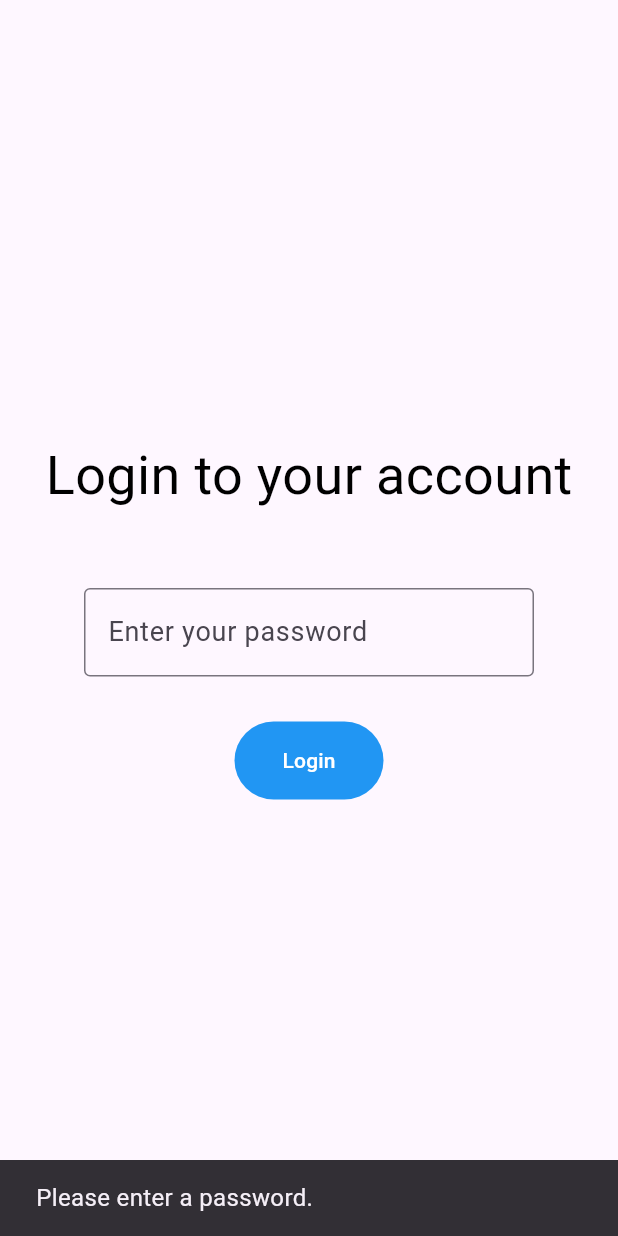
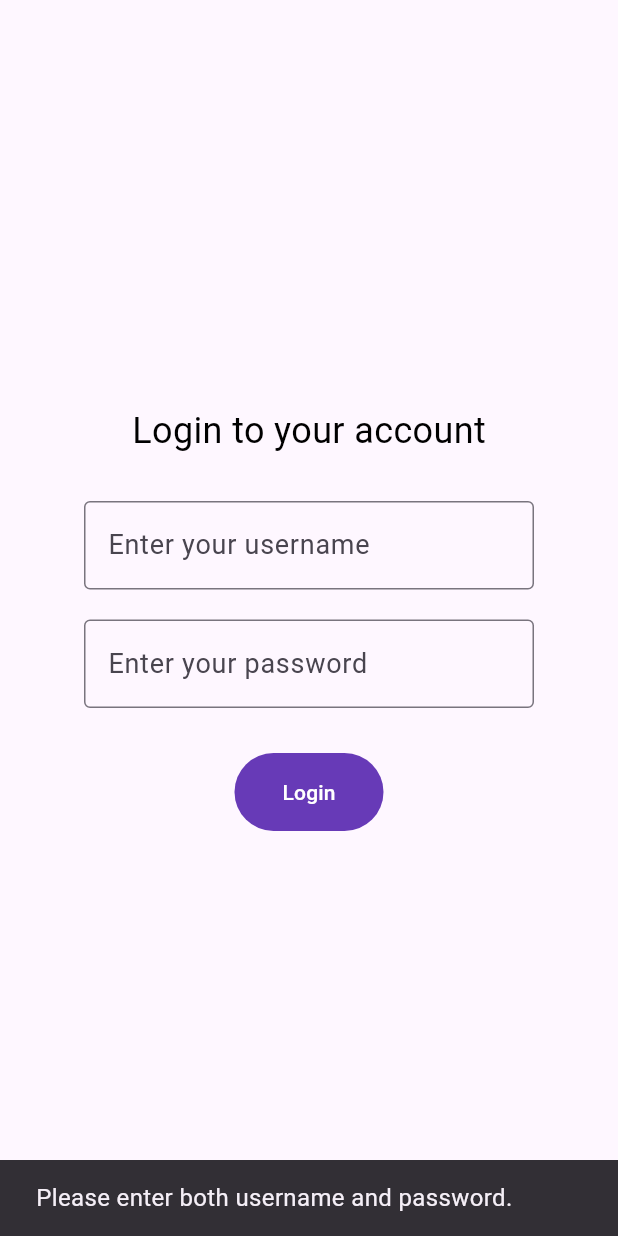
Before and after one commit to aymenG/Management-System, a Flutter app: the screen it shows after launch, after a tap on "Login", on a phone screen of 412 x 824 dp. Run offline on Flutter 3.47's test engine with Material 3 defaults, Android fonts, the phone set to English and light mode, and no system bars; our stand-ins replace sqflite_common_ffi; accounts and stored records are empty.

Commit message:
adjust login form and add database helper

```diff
--- a/lib/main.dart
+++ b/lib/main.dart
@@ -9,7 +9,7 @@ import 'dart:io';
 import 'views/LoginForm.dart';
 
 void main() {
-   if (defaultTargetPlatform == TargetPlatform.windows ||
+  if (defaultTargetPlatform == TargetPlatform.windows ||
       defaultTargetPlatform == TargetPlatform.linux ||
       defaultTargetPlatform == TargetPlatform.macOS) {
     sqfliteFfiInit();
@@ -34,9 +34,7 @@ class MainApp extends StatelessWidget {
           bodyLarge: TextStyle(fontSize: 18, color: Colors.black),
         ),
       ),
-      home: Scaffold(
-        body: loginFormWidget(passwordController: _passwordController),
-      ),
+      home: Scaffold(body: LoginFormWidget()),
     );
   }
 }
--- a/lib/views/LoginForm.dart
+++ b/lib/views/LoginForm.dart
@@ -1,15 +1,58 @@
 import 'dart:convert';
-
 import 'package:crypto/crypto.dart';
 import 'package:flutter/material.dart';
+import 'database_helper.dart';
 
-class loginFormWidget extends StatelessWidget {
-  const loginFormWidget({
-    super.key,
-    required TextEditingController passwordController,
-  }) : _passwordController = passwordController;
+class LoginFormWidget extends StatefulWidget {
+  const LoginFormWidget({super.key});
 
-  final TextEditingController _passwordController;
+  @override
+  State<LoginFormWidget> createState() => _LoginFormWidgetState();
+}
+
+class _LoginFormWidgetState extends State<LoginFormWidget> {
+  final _usernameController = TextEditingController();
+  final _passwordController = TextEditingController();
+  final _dbHelper = DatabaseHelper();
+
+  void _handleLogin() async {
+    final username = _usernameController.text.trim();
+    final rawPassword = _passwordController.text;
+
+    if (username.isEmpty || rawPassword.isEmpty) {
+      ScaffoldMessenger.of(context).showSnackBar(
+        const SnackBar(content: Text('Please enter both username and password.')),
+      );
+      return;
+    }
+
+    final hashedPassword = _hashPassword(rawPassword);
+
+    final user = await _dbHelper.getUserByUsername(username);
+    if (user == null) {
+      ScaffoldMessenger.of(context).showSnackBar(
+        const SnackBar(content: Text('User not found.')),
+      );
+      return;
+    }
+
+    if (user['hashed_password'] == hashedPassword) {
+      ScaffoldMessenger.of(context).showSnackBar(
+        SnackBar(content: Text('Welcome, $username!')),
+      );
+      // Navigate to another screen or update the state
+    } else {
+      ScaffoldMessenger.of(context).showSnackBar(
+        const SnackBar(content: Text('Incorrect password.')),
+      );
+    }
+  }
+
+  String _hashPassword(String password) {
+    final bytes = utf8.encode(password);
+    final digest = sha256.convert(bytes);
+    return digest.toString();
+  }
 
   @override
   Widget build(BuildContext context) {
@@ -18,16 +61,30 @@ class loginFormWidget extends StatelessWidget {
       alignment: Alignment.center,
       child: Column(
         mainAxisAlignment: MainAxisAlignment.center,
-        crossAxisAlignment: CrossAxisAlignment.center,
         children: [
-          const Text('Login to your account', style: TextStyle(fontSize: 36)),
+          const Text('Login to your account', style: TextStyle(fontSize: 24)),
+          const SizedBox(height: 30),
 
-          const SizedBox(height: 50),
+          // Username field
+          SizedBox(
+            width: 300,
+            child: TextField(
+              controller: _usernameController,
+              decoration: const InputDecoration(
+                border: OutlineInputBorder(),
+                labelText: 'Enter your username',
+              ),
+            ),
+          ),
+
+          const SizedBox(height: 20),
+
+          // Password field
           SizedBox(
             width: 300,
             child: TextField(
               controller: _passwordController,
-              decoration: InputDecoration(
+              decoration: const InputDecoration(
                 border: OutlineInputBorder(),
                 labelText: 'Enter your password',
               ),
@@ -36,45 +93,16 @@ class loginFormWidget extends StatelessWidget {
               autocorrect: false,
             ),
           ),
+
           const SizedBox(height: 30),
 
           TextButton(
             style: TextButton.styleFrom(
-              backgroundColor: Colors.blue,
+              backgroundColor: Colors.deepPurple,
               foregroundColor: Colors.white,
               padding: const EdgeInsets.symmetric(horizontal: 32, vertical: 16),
             ),
-            onPressed: () async {
-              String rawPassword = _passwordController.text;
-
-              if (rawPassword.isEmpty) {
-                print('Password field is empty. Not hashing.');
-                ScaffoldMessenger.of(context).showSnackBar(
-                  const SnackBar(content: Text('Please enter a password.')),
-                );
-                return;
-              }
-
-              // Convert the password string to a list of bytes
-              var bytes = utf8.encode(rawPassword); // data being hashed
-
-              // Hash the bytes using SHA-256
-              var digest = sha256.convert(bytes);
-
-              // Get the hash as a hexadecimal string
-              String hashedPassword = digest.toString();
-
-              // Print the hashed password to the console
-              print('Original password (not printed directly): [Hidden]');
-              print('Hashed password (SHA-256): $hashedPassword');
-
-              // Optionally, show a SnackBar to confirm action to the user (without revealing password)
-              ScaffoldMessenger.of(context).showSnackBar(
-                SnackBar(
-                  content: Text('Password hashed and logged to console.'),
-                ),
-              );
-            },
+            onPressed: _handleLogin,
             child: const Text('Login'),
           ),
         ],
--- /dev/null
+++ b/lib/views/database_helper.dart
@@ -0,0 +1,72 @@
+import 'package:sqflite_common_ffi/sqflite_ffi.dart';
+import 'package:path/path.dart';
+import 'package:path_provider/path_provider.dart';
+import 'dart:io';
+
+class DatabaseHelper {
+  static Database? _database; // Make it nullable for initialization
+  static const String tableName = 'users'; // Define table name as a constant
+
+  Future<Database> get database async {
+    if (_database != null) return _database!;
+
+    // Set the database factory for desktop
+    databaseFactory = databaseFactoryFfi;
+
+    _database = await openDatabase(
+      await _getDatabasePath(), // Use a helper for the path
+      version: 1,
+      onCreate: (db, version) async {
+        // Define your tables here when the database is first created
+        await db.execute('''
+          CREATE TABLE $tableName(
+            id INTEGER PRIMARY KEY AUTOINCREMENT,
+            username TEXT UNIQUE,
+            hashed_password TEXT
+          )
+        ''');
+      },
+      onUpgrade: (db, oldVersion, newVersion) async {
+        // Handle database upgrades here if your schema changes
+        // For example, if you add new columns in a future version:
+        // if (oldVersion < 2) {
+        //   await db.execute("ALTER TABLE $tableName ADD COLUMN new_column TEXT;");
+        // }
+      },
+    );
+    return _database!;
+  }
+
+  // Helper to get the database path
+  Future<String> _getDatabasePath() async {
+    final documentsDirectory = await getApplicationDocumentsDirectory();
+    final path = join(documentsDirectory.path, 'your_app_database.db');
+    return path;
+  }
+
+  // --- New method to insert a user ---
+  Future<int> insertUser(String username, String hashedPassword) async {
+    final db = await database; // Get the database instance
+    return await db.insert(
+      tableName,
+      {'username': username, 'hashed_password': hashedPassword},
+      conflictAlgorithm:
+          ConflictAlgorithm.replace, // Replace if username exists
+    );
+  }
+
+  // --- Optional: Method to query a user by username for login verification ---
+  Future<Map<String, dynamic>?> getUserByUsername(String username) async {
+    final db = await database;
+    final List<Map<String, dynamic>> results = await db.query(
+      tableName,
+      where: 'username = ?',
+      whereArgs: [username],
+      limit: 1, // Only expect one user per username
+    );
+    if (results.isNotEmpty) {
+      return results.first;
+    }
+    return null; // User not found
+  }
+}
```
Also changed, not shown: lib/controllers/database_helper.dart (deleted, +0 -32 lines), lib/views/user_controller.dart (added, +22 -0 lines).
